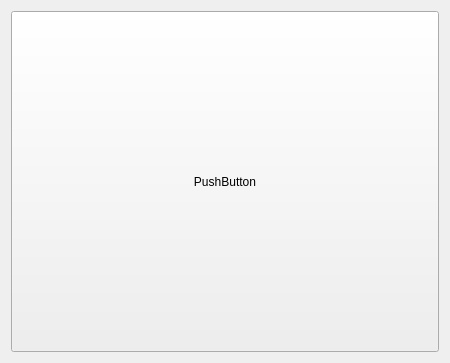
Before: the Qt Designer form soundbutton.ui in pieero/pieeros-project, drawn with Qt 5.
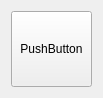
After: the same form once the commit is applied.

```diff
--- a/soundbutton.ui
+++ b/soundbutton.ui
@@ -6,10 +6,16 @@
    <rect>
     <x>0</x>
     <y>0</y>
-    <width>450</width>
-    <height>363</height>
+    <width>103</width>
+    <height>98</height>
    </rect>
   </property>
+  <property name="sizePolicy">
+   <sizepolicy hsizetype="MinimumExpanding" vsizetype="MinimumExpanding">
+    <horstretch>0</horstretch>
+    <verstretch>0</verstretch>
+   </sizepolicy>
+  </property>
   <property name="windowTitle">
    <string>Form</string>
   </property>
@@ -25,6 +31,9 @@
      <property name="text">
       <string>PushButton</string>
      </property>
+     <property name="checkable">
+      <bool>true</bool>
+     </property>
     </widget>
    </item>
   </layout>
```
